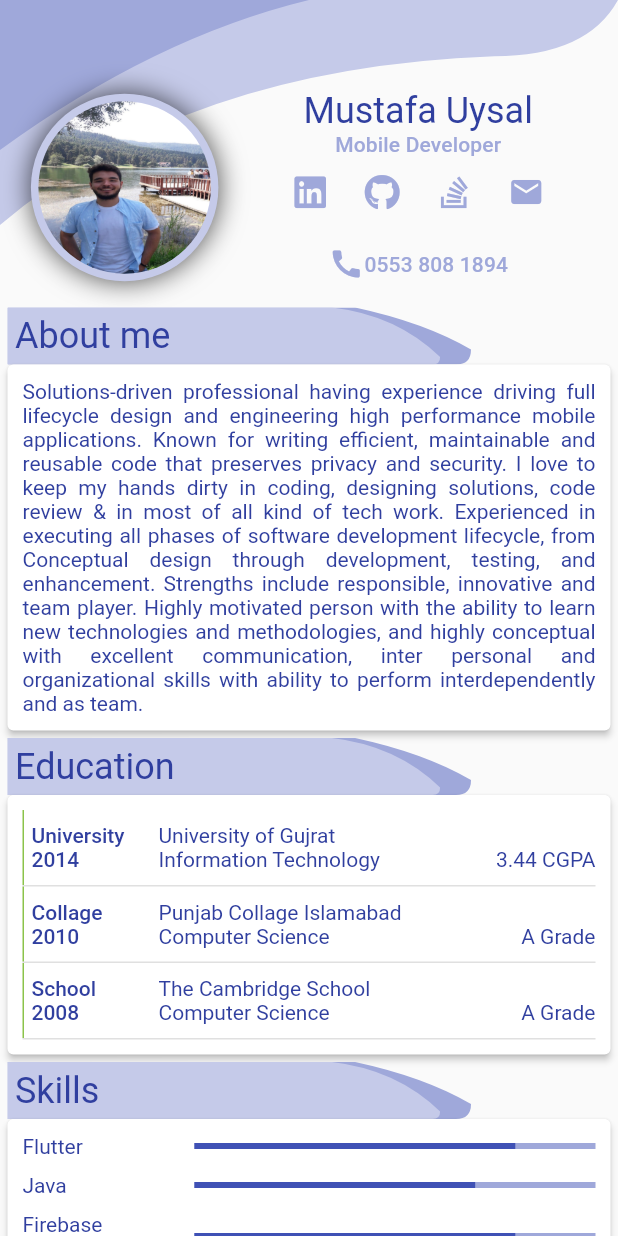
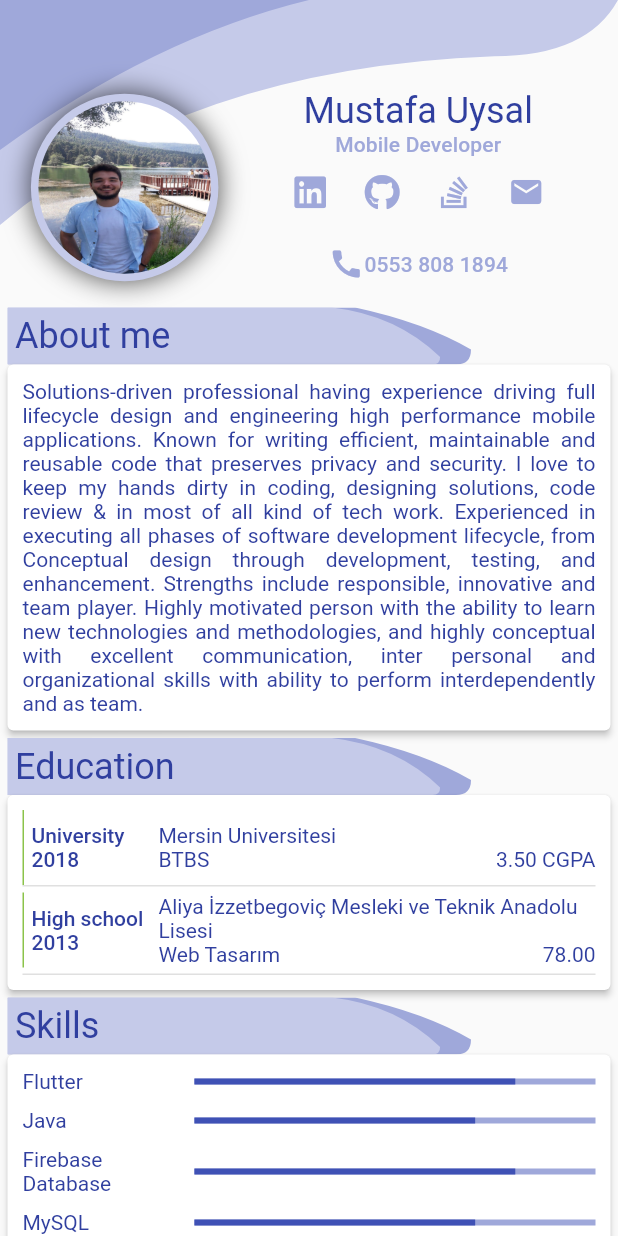
Before and after one commit to mustafauys/Resume-UI-Design, a Flutter app: the screen it shows after launch, on a phone screen of 412 x 824 dp. Run offline on Flutter 3.47's test engine with Material 2 defaults, Android fonts, the phone set to English and light mode, and no system bars; our stand-ins replace flutter_linkify, font_awesome_flutter.

Commit message:
Education Updated

```diff
--- a/lib/resumecontent/mustafa_resume_content.dart
+++ b/lib/resumecontent/mustafa_resume_content.dart
@@ -31,25 +31,18 @@ class MustafaResumeContent {
       contentEducation: [
         ContentEducation(
             type: "University",
-            name: "University of Gujrat",
-            title: "Information Technology",
-            grade: "3.44 CGPA",
-            year: "2014",
+            name: "Mersin Universitesi",
+            title: "BTBS",
+            grade: "3.50 CGPA",
+            year: "2018",
             description: ""),
         ContentEducation(
-            type: "Collage",
-            name: "Punjab Collage Islamabad",
-            title: "Computer Science",
-            grade: "A Grade",
-            year: "2010",
+            type: "High school",
+            name: "Aliya İzzetbegoviç Mesleki ve Teknik Anadolu Lisesi",
+            title: "Web Tasarım",
+            grade: "78.00",
+            year: "2013",
             description: ""),
-        ContentEducation(
-            type: "School",
-            name: "The Cambridge School",
-            title: "Computer Science",
-            grade: "A Grade",
-            year: "2008",
-            description: "")
       ],
       contentSkills: [
         ContentSkill(
```
